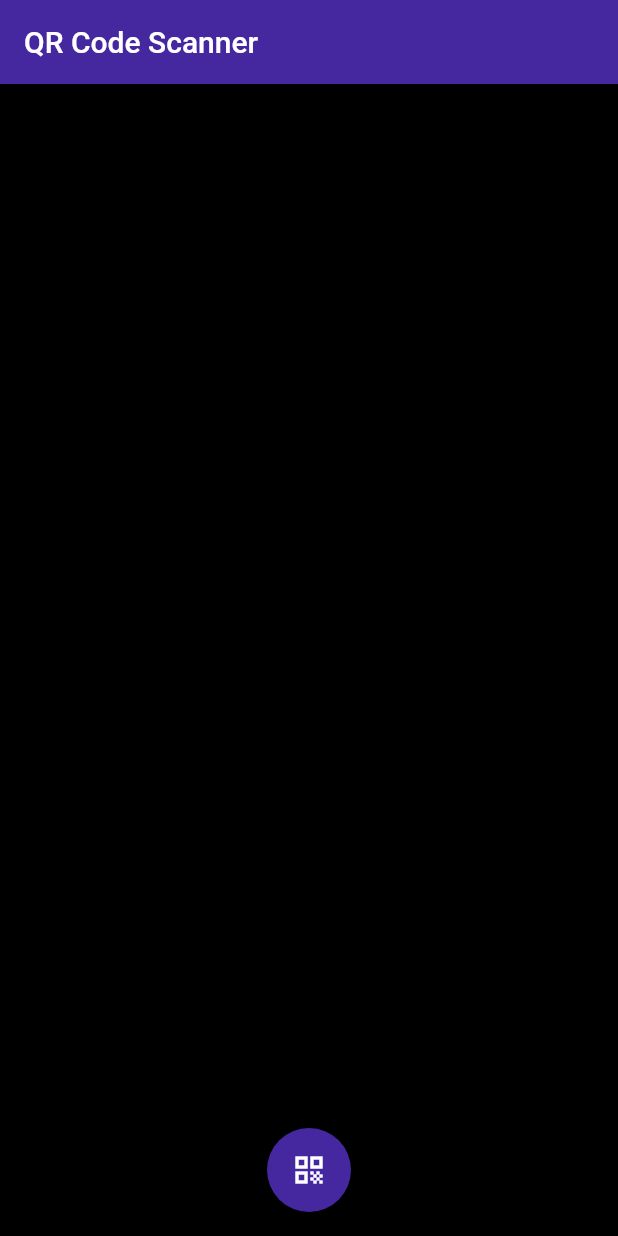
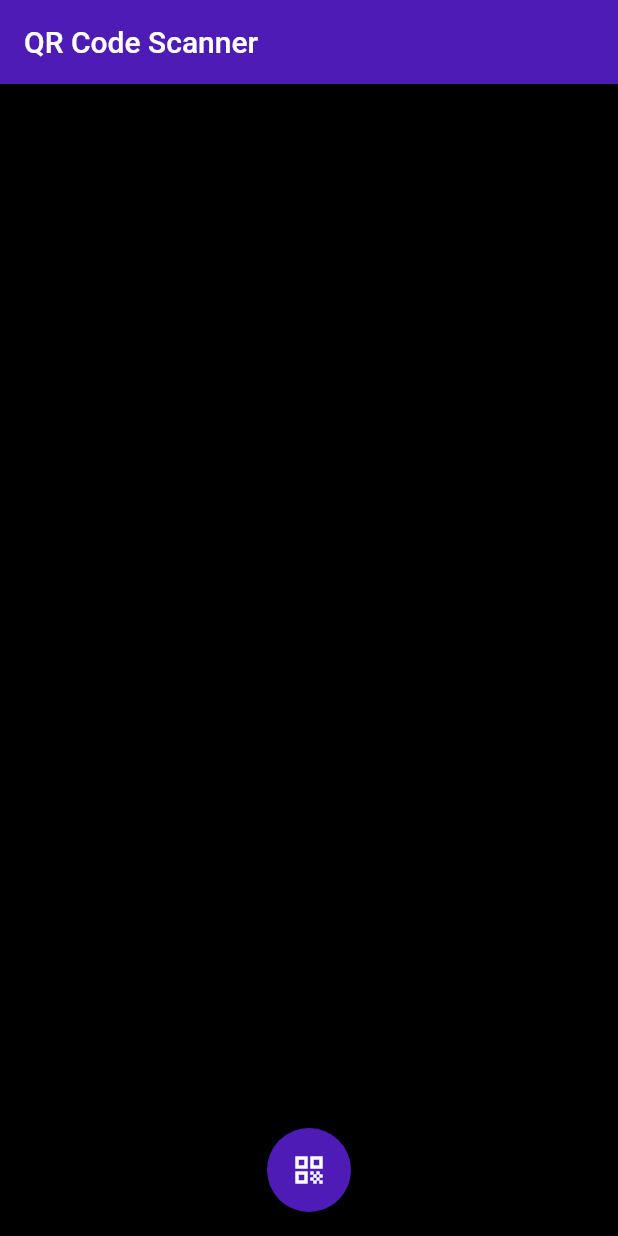
Before and after one commit to Favious/ConexionLectora, a Flutter app: the screen it shows after launch, on a phone screen of 412 x 824 dp. Run offline on Flutter 3.47's test engine with Material 2 defaults, Android fonts, the phone set to English and light mode, and no system bars; missing offline and left inert: flutter_barcode_scanner.

Commit message:
change color

```diff
--- a/lib/main.dart
+++ b/lib/main.dart
@@ -23,7 +23,7 @@ class MyApp extends StatelessWidget {
         debugShowCheckedModeBanner: false,
         title: title,
         theme: ThemeData(
-          primaryColor: Colors.deepPurple[800],
+          primaryColor: const Color(0xFF4f1bb7),
           scaffoldBackgroundColor: Colors.black,
         ),
         home: MainPage(title: title),
@@ -56,7 +56,7 @@ class _MainPageState extends State<MainPage> {
           ),
         ),
         floatingActionButton: FloatingActionButton(
-          backgroundColor: Colors.deepPurple[800],
+          backgroundColor: const Color(0xFF4f1bb7),
           child: Icon(
             Icons.qr_code,
           ),
```
